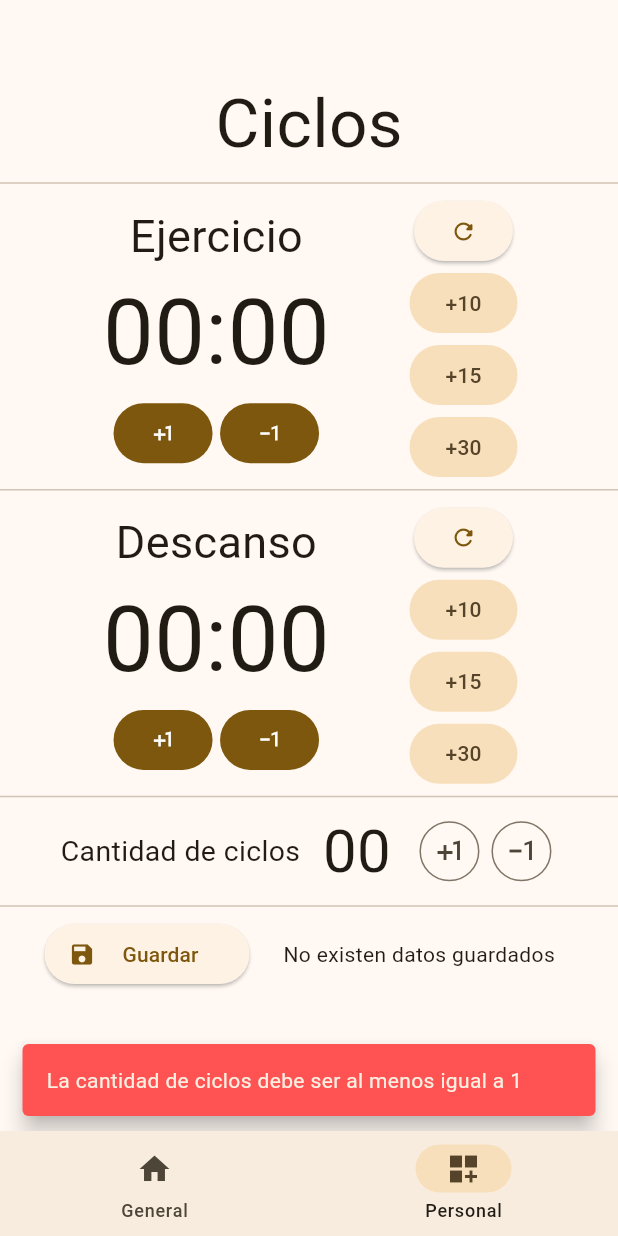
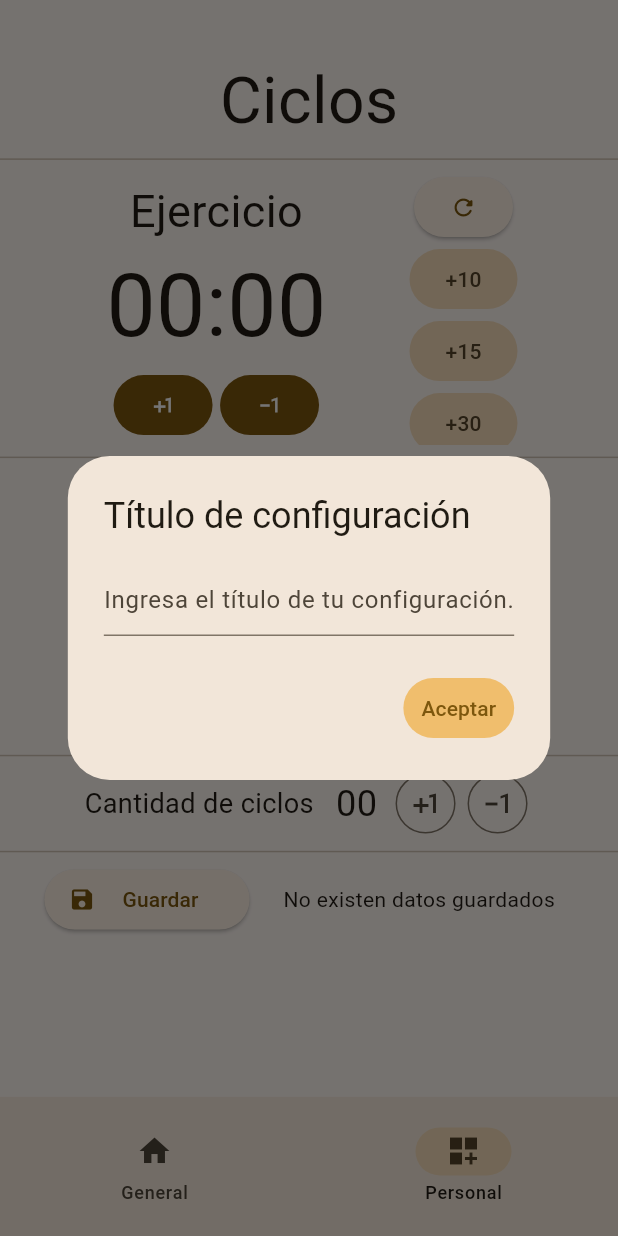
Before and after one commit to edunickdev/cronoApp, a Flutter app: the screen it shows after launch, item 2 of the bottom bar chosen, after a tap on "Guardar", on a phone screen of 412 x 824 dp. Run offline on Flutter 3.47's test engine with Material 3 defaults, Android fonts, the phone set to English and light mode, and no system bars; our stand-ins replace animate_do, circular_countdown_timer, flutter_riverpod, flutter_speed_dial, go_router, sqflite; accounts and stored records are empty.

Commit message:
update vista nueva y mejoras en rendimiento

```diff
--- a/cronoapp/lib/config/storage/chrono_db.dart
+++ b/cronoapp/lib/config/storage/chrono_db.dart
@@ -1,4 +1,5 @@
 // ignore: depend_on_referenced_packages
+import 'package:cronoapp/domain/entities/new_config_model.dart';
 import 'package:path/path.dart';
 import 'package:cronoapp/domain/entities/person_model.dart';
 import 'package:sqflite/sqflite.dart';
@@ -21,7 +22,7 @@ class DB {
     }, version: 1);
   }
 
-  static Future<int> addConfig(PersonConfig newPerson) async {
+  static Future<int> addConfig(NewConfig newPerson) async {
     Database myDB = await _openDB();
 
     return myDB.insert(
@@ -49,6 +50,9 @@ class DB {
 
     final myData = await myDB.query('customs');
 
+    print(myData);
+    print(myData.length);
+
     return List.generate(
       myData.length,
       (index) => PersonConfig(
--- a/cronoapp/lib/config/storage/storage_functions.dart
+++ b/cronoapp/lib/config/storage/storage_functions.dart
@@ -1,6 +1,6 @@
 import 'package:cronoapp/config/helpers/Cycles/cycle_functions.dart';
 import 'package:cronoapp/config/storage/chrono_db.dart';
-import 'package:cronoapp/domain/entities/person_model.dart';
+import 'package:cronoapp/domain/entities/new_config_model.dart';
 import 'package:cronoapp/providers.dart';
 import 'package:cronoapp/widgets/Cycles/section_widget.dart';
 import 'package:flutter_riverpod/flutter_riverpod.dart';
@@ -11,17 +11,20 @@ Future<String> savePersonConfig(WidgetRef ref) async {
   final currentMinutesB = ref.watch(minsBreak);
   final currentsecondsB = ref.watch(secsBreak);
   final currentCycles = ref.watch(cyclesAmount);
+  final currentTitle = ref.watch(titleConfig);
 
+  if (currentTitle != "") {
     if (currentCycles != 0) {
       if (currentMinutesE != "00" || currentSecondsE != "00") {
         if (currentsecondsB != "00" || currentMinutesB != "00") {
-        final newData = PersonConfig(
-          id: 1,
-          title: "title1",
+
+          final newData = NewConfig(
+            title: currentTitle,
             exerciseDurationTime: "$currentMinutesE:$currentSecondsE",
             breakDurationTime: "$currentMinutesB:$currentsecondsB",
             cycles: currentCycles,
           );
+
           await DB.addConfig(newData);
           resetTimers(ref, MyOptions.all);
           return "Se realizo registro correctamente ${newData.title}";
@@ -34,4 +37,7 @@ Future<String> savePersonConfig(WidgetRef ref) async {
     } else {
       return "La cantidad de ciclos debe ser al menos igual a 1";
     }
+  } else {
+    return "Debe definir un título";
   }
+}
--- /dev/null
+++ b/cronoapp/lib/domain/entities/new_config_model.dart
@@ -0,0 +1,21 @@
+class NewConfig {
+  final String title;
+  final String exerciseDurationTime;
+  final String breakDurationTime;
+  final int cycles;
+
+  NewConfig(
+      {required this.title,
+      required this.exerciseDurationTime,
+      required this.breakDurationTime,
+      required this.cycles});
+
+  Map<String, dynamic> toMap() {
+    return {
+      'title': title,
+      'exerciseDurationTime': exerciseDurationTime,
+      'breakDurationTime': breakDurationTime,
+      'cycles': cycles,
+    };
+  }
+}
--- a/cronoapp/lib/domain/entities/person_model.dart
+++ b/cronoapp/lib/domain/entities/person_model.dart
@@ -24,5 +24,21 @@ class PersonConfig {
     };
   }
 
+  set setId(int id) => id;
+  set setTitle(String title) => title;
+  set setExerciseDurationTime(String exerciseDurationTime) => exerciseDurationTime;
+  set setBreakDurationTime(String breakDurationTime) => breakDurationTime;
+  set setCycles(int cycles) => cycles;
+
+  factory PersonConfig.fromMap(Map<String, dynamic> map){
+    return PersonConfig(
+      id: map['id'],
+      title: map['title'],
+      exerciseDurationTime: map['exerciseDurationTime'],
+      breakDurationTime: map['breakDurationTime'],
+      cycles: map['cycles'],
+    );
+  }
+
 
 }
--- a/cronoapp/lib/presentation/screens/cicles_screen.dart
+++ b/cronoapp/lib/presentation/screens/cicles_screen.dart
@@ -1,3 +1,5 @@
+import 'dart:math';
+
 import 'package:cronoapp/widgets/Cycles/cycles_section.dart';
 import 'package:cronoapp/widgets/Cycles/dropdownwidget.dart';
 import 'package:cronoapp/widgets/Cycles/section_widget.dart';
@@ -11,6 +13,10 @@ class CiclesScreen extends ConsumerWidget {
 
   @override
   Widget build(BuildContext context, WidgetRef ref) {
+
+    final diagonal =
+        sqrt(pow(MediaQuery.of(context).size.height, 2) - pow(MediaQuery.of(context).size.width, 2));
+
     return LayoutBuilder(
       builder: (context, constraints) {
 
@@ -18,8 +24,8 @@ class CiclesScreen extends ConsumerWidget {
           child: Column(
             mainAxisAlignment: MainAxisAlignment.start,
             children: [
-              const SizedBox(height: 50),
-              const Text("Ciclos", style: TextStyle(fontSize: 45)),
+              SizedBox(height: MediaQuery.of(context).size.height * 0.045),
+              Text("Ciclos", style: TextStyle(fontSize: diagonal * 0.06)),
               const Divider(),
               SectionCyclesWidget(
                   myConstrains: constraints, title: MyOptions.exercise),
--- a/cronoapp/lib/presentation/shared/custom_navbar.dart
+++ b/cronoapp/lib/presentation/shared/custom_navbar.dart
@@ -1,3 +1,5 @@
+import 'dart:math';
+
 import 'package:cronoapp/providers.dart';
 import 'package:flutter/material.dart';
 import 'package:flutter_riverpod/flutter_riverpod.dart';
@@ -8,16 +10,19 @@ class CustomNavBarWidget extends ConsumerWidget {
   @override
   Widget build(BuildContext context, WidgetRef ref) {
     int currentIndex = ref.watch(selectScreen);
+    final diagonal = sqrt(pow(MediaQuery.of(context).size.height, 2) -
+        pow(MediaQuery.of(context).size.width, 2));
 
     return NavigationBar(
-      height: 70,
+      height: diagonal * 0.13,
       selectedIndex: currentIndex,
       onDestinationSelected: (value) {
         ref.read(selectScreen.notifier).state = value;
       },
       destinations: const [
         NavigationDestination(icon: Icon(Icons.home), label: "General"),
-        NavigationDestination(icon: Icon(Icons.dashboard_customize), label: "Personal"),
+        NavigationDestination(
+            icon: Icon(Icons.dashboard_customize), label: "Personal"),
       ],
     );
   }
--- a/cronoapp/lib/providers.dart
+++ b/cronoapp/lib/providers.dart
@@ -1,3 +1,4 @@
+import 'package:cronoapp/domain/entities/person_model.dart';
 import 'package:flutter_riverpod/flutter_riverpod.dart';
 
 final selectScreen = StateProvider<int>((ref) => 0);
@@ -21,3 +22,13 @@ final totalExerciseTime = StateProvider<int>((ref) => 0);
 
 final configSelected = StateProvider<int>((ref) => 1);
 final myConfigList = StateProvider<List<String>?>((ref) => []);
+final titleConfig = StateProvider((ref) => "");
+
+final currentConfig = StateProvider<PersonConfig>(
+  (ref) => PersonConfig(
+      id: 0,
+      title: "",
+      exerciseDurationTime: "",
+      breakDurationTime: "",
+      cycles: 0),
+);
--- a/cronoapp/lib/widgets/Cycles/cycles_section.dart
+++ b/cronoapp/lib/widgets/Cycles/cycles_section.dart
@@ -36,9 +36,9 @@ class CiclesSectionConfigWidget extends ConsumerWidget {
             totalCicles >= 0 && totalCicles < 10
                 ? "0$totalCicles"
                 : "$totalCicles",
-            style: const TextStyle(fontSize: 40),
+            style: TextStyle(fontSize: diagonal * 0.04),
           ),
-          SizedBox(width: myConstrains.maxHeight * 0.02),
+          SizedBox(width: myConstrains.maxWidth * 0.02),
           IconButton.outlined(
               onPressed: () => configCycles(ref, Operations.plus),
               icon: const Icon(Icons.plus_one_outlined)),
--- a/cronoapp/lib/widgets/Cycles/dropdownwidget.dart
+++ b/cronoapp/lib/widgets/Cycles/dropdownwidget.dart
@@ -34,23 +34,52 @@ class CustomDropdownWidget extends ConsumerWidget {
       return myList;
     }
 
-    void setCicles(WidgetRef ref, PersonConfig person){
-      print("ingreso a funcion");
+    void setCicles(WidgetRef ref, PersonConfig person) {
 
-      final tempBS = person.breakDurationTime.split(":")[1];
-      final tempBM = person.breakDurationTime.split(":")[0];
-      final tempES = person.breakDurationTime.split(":")[1];
-      final tempEM = person.breakDurationTime.split(":")[0];
+      ref.read(currentConfig.notifier).state = person;
 
-      print(tempBS);
-      print(tempEM);
-      print(tempES);
-      print(tempBM);
+      ref.read(secsBreak.notifier).state = person.breakDurationTime.split(":")[1];
+      ref.read(minsBreak.notifier).state = person.breakDurationTime.split(":")[0];
+      ref.read(secsExercise.notifier).state = person.exerciseDurationTime.split(":")[1];
+      ref.read(minsExercise.notifier).state = person.exerciseDurationTime.split(":")[0];
+      ref.read(cyclesAmount.notifier).state = person.cycles;
+    }
 
-      ref.read(secsBreak.notifier).state = "00";
-      ref.read(minsBreak.notifier).state = "00";
-      ref.read(secsExercise.notifier).state = "00";
-      ref.read(minsExercise.notifier).state = "00";
+    Future<void> setTitleConfig(BuildContext ctx) async {
+      final TextEditingController title = TextEditingController();
+      final theme = Theme.of(context).buttonTheme.colorScheme;
+
+      await showDialog(
+        context: ctx,
+        builder: (ctx) {
+          return AlertDialog(
+            title: const Text("Título de configuración"),
+            content: TextField(
+              controller: title,
+              decoration: const InputDecoration(
+                  hintText: "Ingresa el título de tu configuración."),
+            ),
+            actions: [
+              TextButton(
+                style: ButtonStyle(
+                  backgroundColor:
+                      MaterialStatePropertyAll(theme!.inversePrimary),
+                ),
+                child: const Text('Aceptar'),
+                onPressed: () {
+                  String inputValue = title.text;
+                  ref.read(titleConfig.notifier).state = inputValue;
+                  Navigator.pop(ctx);
+                },
+              ),
+            ],
+          );
+        },
+      );
+
+      await resultSnackbar().then(
+        (snackbar) => {ScaffoldMessenger.of(ctx).showSnackBar(snackbar)},
+      );
     }
 
     List<PersonConfig> myData = [];
@@ -62,11 +91,7 @@ class CustomDropdownWidget extends ConsumerWidget {
       children: [
         ElevatedButton.icon(
           onPressed: () {
-            resultSnackbar().then(
-              (snackbar) => {
-                ScaffoldMessenger.of(context).showSnackBar(snackbar),
-              },
-            );
+            setTitleConfig(context);
           },
           icon: const Icon(Icons.save),
           label: const Padding(
--- a/cronoapp/lib/widgets/Cycles/section_widget.dart
+++ b/cronoapp/lib/widgets/Cycles/section_widget.dart
@@ -32,6 +32,7 @@ class SectionCyclesWidget extends ConsumerWidget {
               height: myConstrains.maxHeight * 0.25,
               // color: Colors.blue[200],
               padding: const EdgeInsets.all(5),
+              child: SingleChildScrollView(
                 child: Column(
                   mainAxisAlignment: MainAxisAlignment.center,
                   crossAxisAlignment: CrossAxisAlignment.center,
@@ -94,6 +95,7 @@ class SectionCyclesWidget extends ConsumerWidget {
                   ],
                 ),
               ),
+            ),
           ],
         ),
         Container(
@@ -101,6 +103,7 @@ class SectionCyclesWidget extends ConsumerWidget {
             height: myConstrains.maxHeight * 0.25,
             // color: Colors.red[200],
             padding: const EdgeInsets.symmetric(horizontal: 5),
+            child: SingleChildScrollView(
               child: Column(
                 mainAxisAlignment: MainAxisAlignment.center,
                 children: [
@@ -125,6 +128,7 @@ class SectionCyclesWidget extends ConsumerWidget {
                           : plusThirtyBreak(ref),
                       child: const Text("+30")),
                 ],
+              ),
             ))
       ],
     );
--- a/cronoapp/pubspec.yaml
+++ b/cronoapp/pubspec.yaml
@@ -28,10 +28,13 @@ environment:
 # the latest version available on pub.dev. To see which dependencies have newer
 # versions available, run `flutter pub outdated`.
 dependencies:
+  animate_do: ^3.3.4
+  circular_countdown_timer: ^0.2.3
   cupertino_icons: ^1.0.2
   flutter:
     sdk: flutter
   flutter_riverpod: ^2.4.3
+  flutter_speed_dial: ^7.0.0
   go_router: ^11.1.4
   shared_preferences: ^2.2.3
   sqflite: ^2.3.3
```
Also changed, not shown: cronoapp/lib/main.dart (+84 -0 lines), cronoapp/pubspec.lock, 1 other file. Lines whose indentation alone changed are shown as unchanged.
